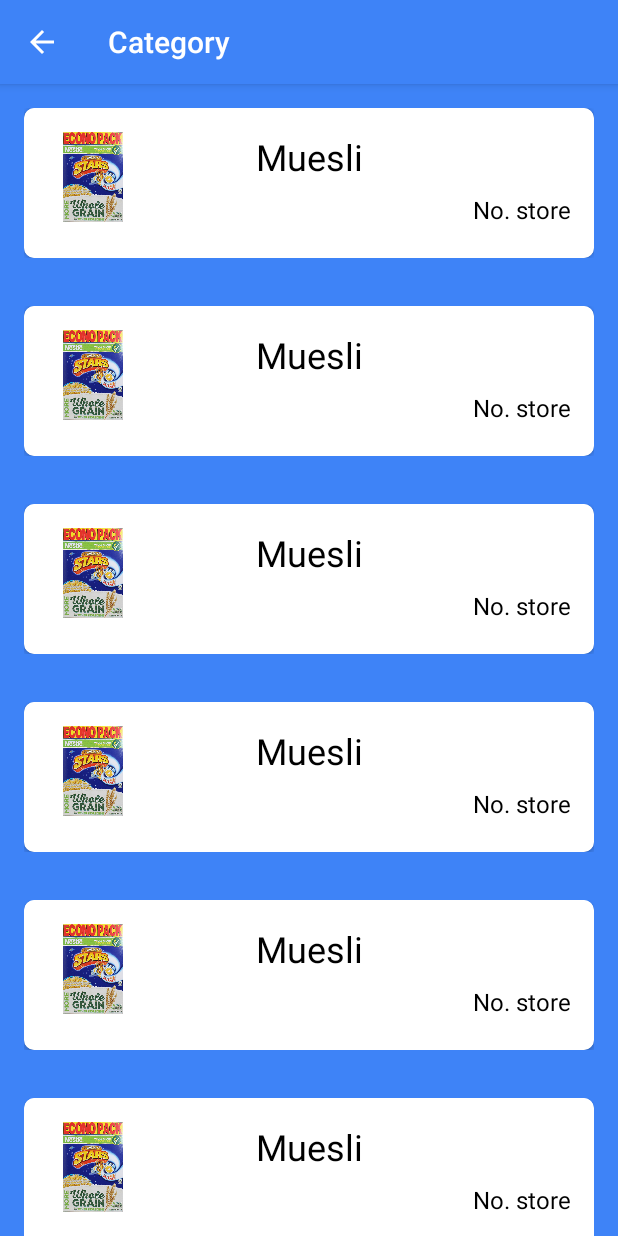
After one commit to jaysolanki46/DealsWheels, an Android app: the ProductActivity screen opened directly, with no data from a screen before it, on a phone screen of 412 x 824 dp. The commit adds this screen. Run offline under Robolectric (Android 15) with nearby library versions, the phone set to English and light mode, and no system bars.

Commit message:
Product listing designed

```diff
--- a/app/src/main/AndroidManifest.xml
+++ b/app/src/main/AndroidManifest.xml
@@ -16,7 +16,8 @@
                 <category android:name="android.intent.category.LAUNCHER" />
             </intent-filter>
         </activity>
-        <activity android:name=".CategoriesActivity"></activity>
+        <activity android:name=".CategoryActivity"></activity>
+        <activity android:name=".ProductActivity"></activity>
     </application>
 
 </manifest>
--- a/app/src/main/java/com/example/jayso/dealswheels/CategoriesActivity.java
+++ b/app/src/main/java/com/example/jayso/dealswheels/CategoryActivity.java
@@ -1,16 +1,19 @@
 package com.example.jayso.dealswheels;
 
+import android.content.Intent;
 import android.os.Bundle;
 import android.support.v7.app.AppCompatActivity;
 import android.support.v7.widget.GridLayoutManager;
 import android.support.v7.widget.RecyclerView;
+import android.view.View;
 import android.widget.ImageView;
+import android.widget.TextView;
 import android.widget.ViewFlipper;
 
 import java.util.ArrayList;
 import java.util.List;
 
-public class CategoriesActivity extends AppCompatActivity {
+public class CategoryActivity extends AppCompatActivity {
 
     ViewFlipper viewFlipper;
     List<Category> categories;
@@ -52,4 +55,13 @@ public class CategoriesActivity extends AppCompatActivity {
         viewFlipper.setInAnimation(this, android.R.anim.slide_in_left);
         viewFlipper.setOutAnimation(this, android.R.anim.slide_out_right);
     }
+
+    public void getProducts(View view) {
+
+        Intent intent = new Intent(this, ProductActivity.class);
+        TextView category_id = (TextView)view.findViewById(R.id.category_id);
+        System.out.print(category_id.getText());
+        intent.putExtra("category_id", category_id.getText());
+        startActivity(intent);
+    }
 }
--- a/app/src/main/java/com/example/jayso/dealswheels/MainActivity.java
+++ b/app/src/main/java/com/example/jayso/dealswheels/MainActivity.java
@@ -16,7 +16,7 @@ public class MainActivity extends AppCompatActivity {
         new Handler().postDelayed(new Runnable() {
             @Override
             public void run() {
-                Intent categoriesIntent = new Intent(MainActivity.this, CategoriesActivity.class);
+                Intent categoriesIntent = new Intent(MainActivity.this, CategoryActivity.class);
                 startActivity(categoriesIntent);
                 finish();
             }
--- /dev/null
+++ b/app/src/main/java/com/example/jayso/dealswheels/Product.java
@@ -0,0 +1,41 @@
+package com.example.jayso.dealswheels;
+
+public class Product {
+
+    private String product_id;
+    private int product_image;
+    private String product_name;
+
+    public String getProduct_id() {
+        return product_id;
+    }
+
+    public void setProduct_id(String product_id) {
+        this.product_id = product_id;
+    }
+
+    public int getProduct_image() {
+        return product_image;
+    }
+
+    public void setProduct_image(int product_image) {
+        this.product_image = product_image;
+    }
+
+    public String getProduct_name() {
+        return product_name;
+    }
+
+    public void setProduct_name(String product_name) {
+        this.product_name = product_name;
+    }
+
+    public Product(String product_id, int product_image, String product_name) {
+        this.product_id = product_id;
+        this.product_image = product_image;
+        this.product_name = product_name;
+    }
+
+    public Product(){}
+
+}
--- /dev/null
+++ b/app/src/main/java/com/example/jayso/dealswheels/ProductActivity.java
@@ -0,0 +1,74 @@
+package com.example.jayso.dealswheels;
+
+import android.content.Intent;
+import android.os.Bundle;
+import android.support.v7.app.AppCompatActivity;
+import android.support.v7.widget.LinearLayoutManager;
+import android.support.v7.widget.RecyclerView;
+import android.view.MenuItem;
+
+import java.util.ArrayList;
+import java.util.List;
+
+public class ProductActivity extends AppCompatActivity {
+
+    RecyclerView recyclerView;
+    ProductAdapter productAdapter;
+    List<Product> products;
+
+    @Override
+    public boolean onOptionsItemSelected(MenuItem item) {
+        switch (item.getItemId()) {
+            case android.R.id.home:
+                // app icon in action bar clicked; go home
+                Intent intent = new Intent(this, CategoryActivity.class);
+                intent.addFlags(Intent.FLAG_ACTIVITY_CLEAR_TOP);
+                startActivity(intent);
+                return true;
+            default:
+                return super.onOptionsItemSelected(item);
+        }
+    }
+
+    @Override
+    protected void onCreate(Bundle savedInstanceState) {
+        super.onCreate(savedInstanceState);
+        setContentView(R.layout.activity_products);
+
+        //back button
+        getSupportActionBar().setDisplayHomeAsUpEnabled(true);
+
+        products = new ArrayList<>();
+
+        recyclerView = (RecyclerView) findViewById(R.id.recycler_view_products);
+        recyclerView.setHasFixedSize(true);
+        recyclerView.setLayoutManager(new LinearLayoutManager(this));
+
+        //String category_id = getIntent().getStringExtra("category_id");
+
+        // Header
+        getSupportActionBar().setTitle("Category");
+
+        // Product Listing
+        products.add(new Product("1", R.drawable.cereals, "Muesli"));
+        products.add(new Product("2", R.drawable.cereals, "Muesli"));
+        products.add(new Product("3", R.drawable.cereals, "Muesli"));
+        products.add(new Product("4", R.drawable.cereals, "Muesli"));
+        products.add(new Product("5", R.drawable.cereals, "Muesli"));
+        products.add(new Product("6", R.drawable.cereals, "Muesli"));
+        products.add(new Product("7", R.drawable.cereals, "Muesli"));
+
+        products.add(new Product("8", R.drawable.cereals, "Muesli"));
+        products.add(new Product("9", R.drawable.cereals, "Muesli"));
+        products.add(new Product("10", R.drawable.cereals, "Muesli"));
+        products.add(new Product("11", R.drawable.cereals, "Muesli"));
+        products.add(new Product("12", R.drawable.cereals, "Muesli"));
+        products.add(new Product("13", R.drawable.cereals, "Muesli"));
+        products.add(new Product("14", R.drawable.cereals, "Muesli"));
+
+
+        productAdapter = new ProductAdapter(this, products);
+        recyclerView.setAdapter(productAdapter);
+        recyclerView.getAdapter().notifyDataSetChanged();
+    }
+}
--- /dev/null
+++ b/app/src/main/java/com/example/jayso/dealswheels/ProductAdapter.java
@@ -0,0 +1,74 @@
+package com.example.jayso.dealswheels;
+
+import android.content.Context;
+import android.support.annotation.NonNull;
+import android.support.v7.widget.RecyclerView;
+import android.view.LayoutInflater;
+import android.view.View;
+import android.view.ViewGroup;
+import android.view.animation.Animation;
+import android.view.animation.AnimationUtils;
+import android.widget.ImageView;
+import android.widget.TextView;
+
+import java.util.List;
+
+public class ProductAdapter extends RecyclerView.Adapter<ProductAdapter.ListViewHolder> {
+
+    private Context context;
+    private List<Product> products;
+    private int lastPosition = -5;
+
+    public ProductAdapter(ProductActivity context, List<Product> products) {
+
+        this.context = context;
+        this.products = products;
+    }
+
+    @NonNull
+    @Override
+    public ListViewHolder onCreateViewHolder(@NonNull ViewGroup viewGroup, int i) {
+        LayoutInflater layoutInflater = LayoutInflater.from(context);
+        View view = layoutInflater.inflate(R.layout.activity_product_item, null);
+        return new ListViewHolder(view);
+    }
+
+    @Override
+    public void onBindViewHolder(@NonNull ListViewHolder listViewHolder, int i) {
+        Product product = products.get(i);
+        listViewHolder.productId .setText(product.getProduct_id());
+        listViewHolder.productName.setText(product.getProduct_name());
+        listViewHolder.productImage.setBackgroundResource(product.getProduct_image());
+        setAnimation(listViewHolder.itemView, i);
+    }
+
+    @Override
+    public int getItemCount() {
+        return products.size();
+    }
+
+    class ListViewHolder extends RecyclerView.ViewHolder {
+
+        ImageView productImage;
+        TextView productId;
+        TextView productName;
+
+        public ListViewHolder(@NonNull View itemView) {
+
+            super(itemView);
+            productImage = itemView.findViewById(R.id.product_image);
+            productId = itemView.findViewById(R.id.product_id);
+            productName = itemView.findViewById(R.id.product_name);
+        }
+    }
+
+    private void setAnimation(View viewToAnimate, int position)
+    {
+        if (position > lastPosition)
+        {
+            Animation animation = AnimationUtils.loadAnimation(context, android.R.anim.slide_in_left);
+            viewToAnimate.startAnimation(animation);
+            lastPosition = position;
+        }
+    }
+}
--- a/app/src/main/res/layout/activity_categories.xml
+++ b/app/src/main/res/layout/activity_categories.xml
@@ -23,7 +23,7 @@
     <RelativeLayout
         android:layout_width="match_parent"
         android:layout_height="wrap_content"
-        tools:context=".CategoriesActivity">
+        tools:context=".CategoryActivity">
 
         <android.support.v7.widget.RecyclerView
             android:id="@+id/recycler_view"
--- a/app/src/main/res/layout/activity_category_item.xml
+++ b/app/src/main/res/layout/activity_category_item.xml
@@ -5,7 +5,8 @@
     xmlns:app="http://schemas.android.com/apk/res-auto"
     android:layout_margin="15dp"
     android:background="@color/colorPrimaryDark"
-    app:cardCornerRadius="5dp">
+    app:cardCornerRadius="5dp"
+    android:onClick="getProducts">
 
     <LinearLayout
         android:layout_width="match_parent"
@@ -32,7 +33,7 @@
             android:id="@+id/category_id"
             android:layout_width="match_parent"
             android:layout_height="match_parent"
-            android:text="id"/>
+            android:text="Category ID"/>
     </LinearLayout>
 
 </android.support.v7.widget.CardView>
--- /dev/null
+++ b/app/src/main/res/layout/activity_product_item.xml
@@ -0,0 +1,66 @@
+<?xml version="1.0" encoding="utf-8"?>
+<LinearLayout xmlns:android="http://schemas.android.com/apk/res/android"
+    android:layout_width="match_parent"
+    android:layout_height="match_parent"
+    xmlns:app="http://schemas.android.com/apk/res-auto"
+    android:background="@color/colorPrimaryDark"
+    android:orientation="vertical"
+    android:padding="16dp">
+
+    <android.support.v7.widget.CardView
+        android:id="@+id/card_list"
+        android:layout_width="match_parent"
+        android:layout_height="100dp"
+        android:onClick="getCardItem"
+        app:cardCornerRadius="7dp"
+        android:foreground="?android:attr/selectableItemBackground">
+
+        <RelativeLayout
+            android:layout_width="match_parent"
+            android:layout_height="match_parent"
+            android:background="#fff"
+            android:elevation="4dp"
+            android:padding="16dp">
+
+            <ImageView
+                android:id="@+id/product_image"
+                android:layout_width="60dp"
+                android:layout_height="60dp"
+                android:layout_alignParentTop="true"
+                android:layout_marginRight="18dp" />
+
+            <TextView
+                android:id="@+id/product_id"
+                android:layout_width="wrap_content"
+                android:layout_height="wrap_content"
+                android:visibility="invisible"/>
+
+            <TextView
+                android:id="@+id/product_name"
+                android:layout_width="match_parent"
+                android:layout_height="wrap_content"
+                android:paddingBottom="5dp"
+                android:textAlignment="center"
+                android:text="Product"
+                android:textSize="24sp"
+                android:textColor="#000"
+                android:layout_alignParentTop="true"
+                android:layout_centerHorizontal="true" />
+
+            <TextView
+                android:id="@+id/product_store"
+                android:layout_width="wrap_content"
+                android:layout_height="wrap_content"
+                android:paddingBottom="5dp"
+                android:textAlignment="center"
+                android:text="No. store"
+                android:textSize="16sp"
+                android:textColor="#000"
+                android:layout_alignParentBottom="true"
+                android:layout_alignParentRight="true"/>
+
+
+        </RelativeLayout>
+
+    </android.support.v7.widget.CardView>
+</LinearLayout>
--- /dev/null
+++ b/app/src/main/res/layout/activity_products.xml
@@ -0,0 +1,22 @@
+<?xml version="1.0" encoding="utf-8"?>
+<LinearLayout xmlns:android="http://schemas.android.com/apk/res/android"
+    xmlns:app="http://schemas.android.com/apk/res-auto"
+    xmlns:tools="http://schemas.android.com/tools"
+    android:layout_width="match_parent"
+    android:layout_height="match_parent"
+    android:orientation="vertical"
+    tools:context=".MainActivity"
+    android:background="@color/colorPrimaryDark">
+
+
+
+    <android.support.v7.widget.RecyclerView
+        android:id="@+id/recycler_view_products"
+        android:layout_width="match_parent"
+        android:layout_height="wrap_content">
+
+
+
+    </android.support.v7.widget.RecyclerView>
+
+</LinearLayout>
```
